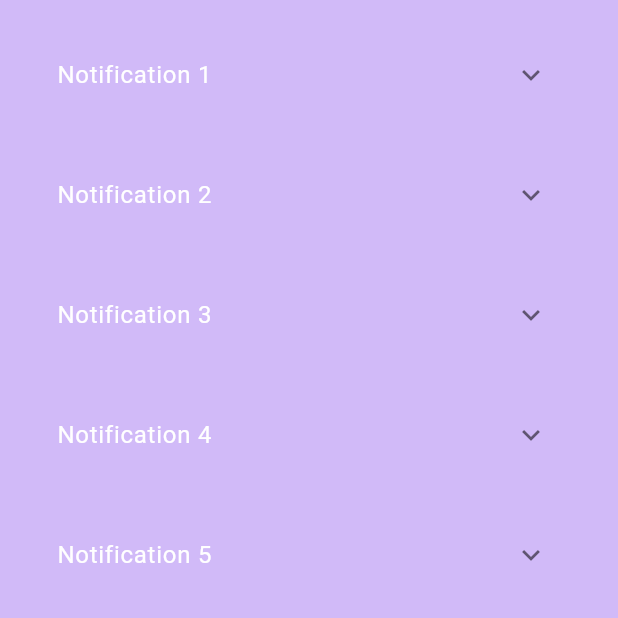
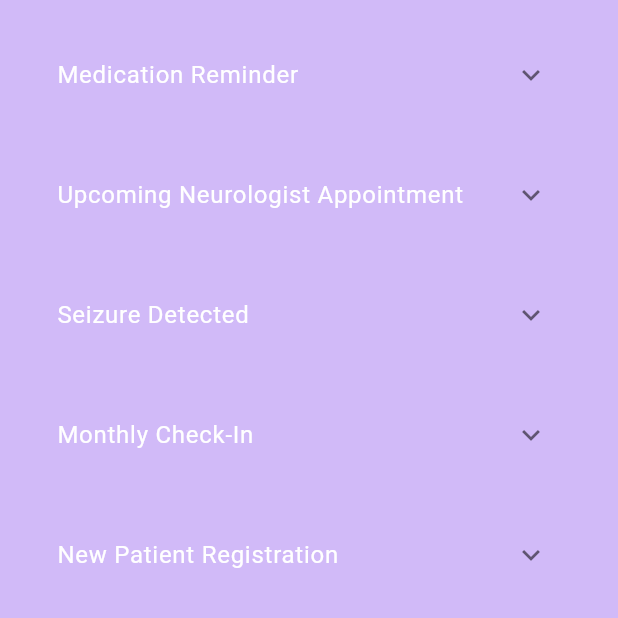
Before and after one commit to mohamed-ma1703976/iepilepsy, a Flutter app: the NotificationsPage screen opened directly, on a phone screen of 412 x 824 dp, the top half of it. Run offline on Flutter 3.47's test engine with Material 3 defaults, Android fonts, the phone set to English and light mode, and no system bars; drawn by our look-alikes of expansion_tile_card; our stand-ins replace awesome_dialog, clay_containers, cloud_firestore, curved_navigation_bar, eva_icons_flutter, firebase_auth and 6 more; accounts and stored records are empty.

Commit message:
Dr notification

```diff
--- a/lib/Screens/Doctor/NotificationsPage.dart
+++ b/lib/Screens/Doctor/NotificationsPage.dart
@@ -4,6 +4,30 @@ import 'package:expansion_tile_card/expansion_tile_card.dart';
 import 'package:flutter_staggered_animations/flutter_staggered_animations.dart';
 
 class NotificationsPage extends StatelessWidget {
+  // Array containing patient-specific notification details
+  final List<Map<String, String>> notifications = [
+    {
+      "title": "Medication Reminder",
+      "details": "Reminder for John Doe to take prescribed epilepsy medication at 8:00 AM."
+    },
+    {
+      "title": "Upcoming Neurologist Appointment",
+      "details": "John Doe has a neurologist appointment on April 20th at 2:00 PM. Don't forget to prepare the recent EEG results."
+    },
+    {
+      "title": "Seizure Detected",
+      "details": "An irregular seizure activity detected for Jane Doe on April 15th. Please review the health log."
+    },
+    {
+      "title": "Monthly Check-In",
+      "details": "Reminder to schedule a monthly check-in for Jane Doe. Review medication effectiveness and discuss any recent symptoms."
+    },
+    {
+      "title": "New Patient Registration",
+      "details": "A new patient with epilepsy, Mike Ross, has been registered in the system. Initial assessment scheduled for April 18th."
+    },
+  ];
+
   @override
   Widget build(BuildContext context) {
     final screenSize = MediaQuery.of(context).size;
@@ -14,7 +38,7 @@ class NotificationsPage extends StatelessWidget {
           padding: const EdgeInsets.all(20.0),
           child: AnimationLimiter(
             child: ListView.builder(
-              itemCount: 5, // Adjust as necessary
+              itemCount: notifications.length, // Adjust based on the size of the notifications list
               itemBuilder: (context, index) {
                 return AnimationConfiguration.staggeredList(
                   position: index,
@@ -22,7 +46,7 @@ class NotificationsPage extends StatelessWidget {
                   child: SlideAnimation(
                     horizontalOffset: 50.0,
                     child: FadeInAnimation(
-                      child: _buildNotificationTile(index, screenSize, context),
+                      child: _buildNotificationTile(notifications[index], screenSize, context),
                     ),
                   ),
                 );
@@ -34,7 +58,7 @@ class NotificationsPage extends StatelessWidget {
     );
   }
 
-  Widget _buildNotificationTile(int index, Size screenSize, BuildContext context) {
+  Widget _buildNotificationTile(Map<String, String> notification, Size screenSize, BuildContext context) {
     return Container(
       margin: EdgeInsets.only(bottom: 20.0),
       child: ExpansionTileCard(
@@ -42,7 +66,7 @@ class NotificationsPage extends StatelessWidget {
         baseColor: Color(0xFFd1baf8), // Card base color
         expandedColor: Color(0xFFd1baf8).withOpacity(0.9), // Card expanded color
         title: Text(
-          "Notification ${index + 1}",
+          notification["title"]!,
           style: TextStyle(color: Colors.white), // Adjust text color for readability
         ),
         children: <Widget>[
@@ -57,13 +81,8 @@ class NotificationsPage extends StatelessWidget {
               crossAxisAlignment: CrossAxisAlignment.start,
               children: <Widget>[
                 Text(
-                  "Details for Notification ${index + 1}",
+                  notification["details"]!,
                   style: TextStyle(fontSize: 16, color: Colors.white), // Adjust text color for readability
-                ),
-                SizedBox(height: 10),
-                Text(
-                  "Lorem ipsum dolor sit amet, consectetur adipiscing elit. Fusce vehicula felis non eleifend dictum.",
-                  style: TextStyle(color: Colors.white70), // Adjust text color for readability
                 ),
               ],
             ),
```
